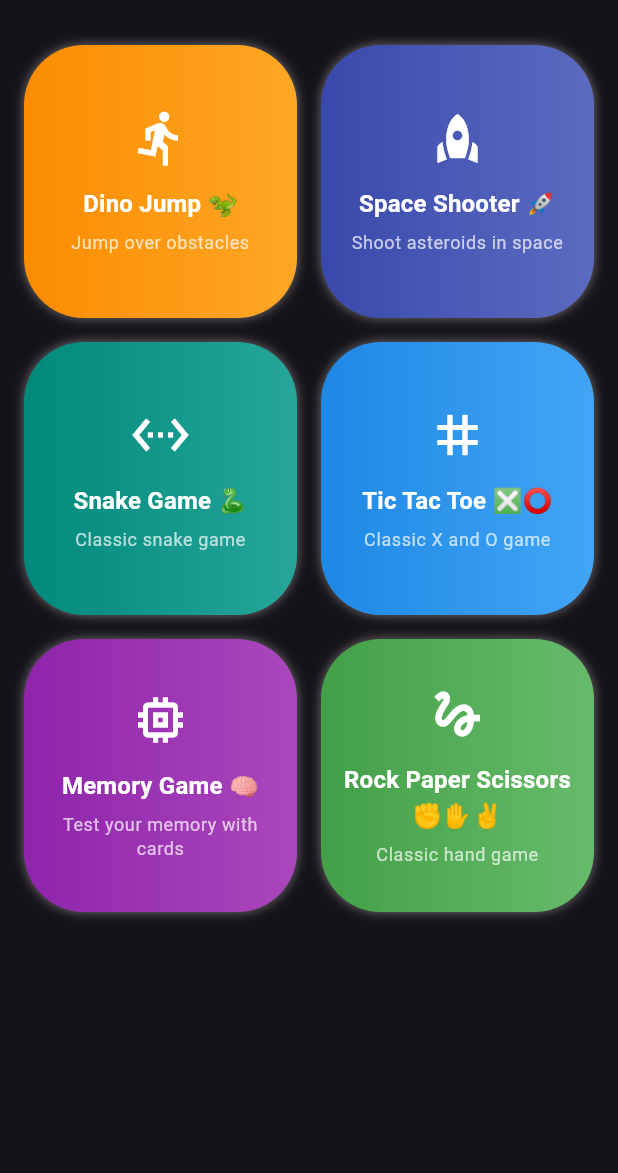
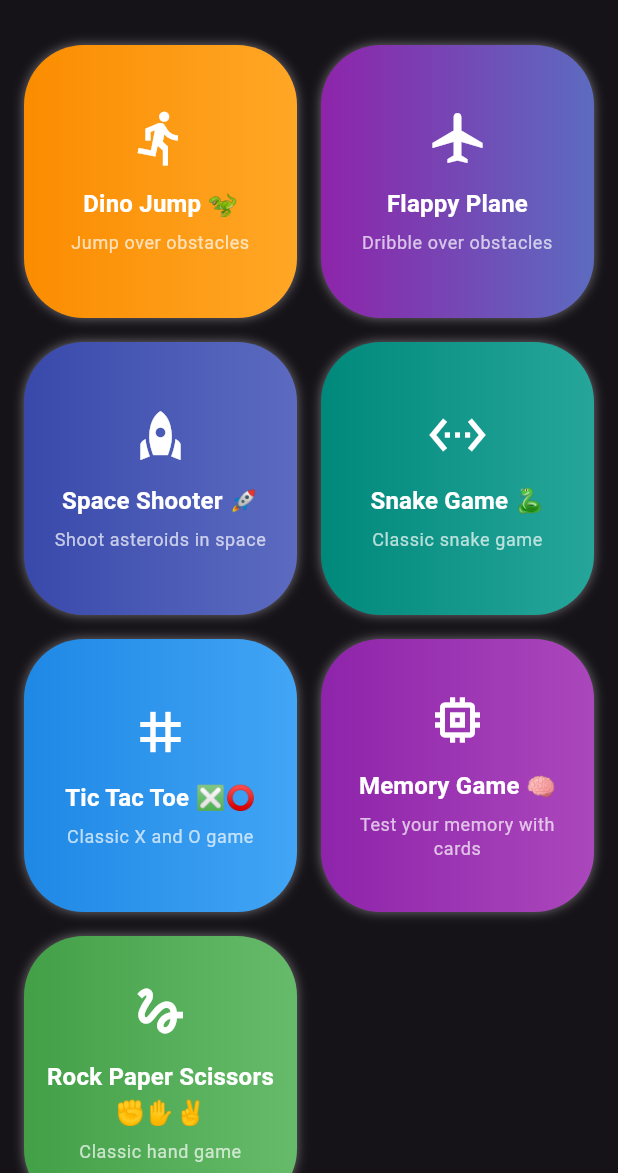
Before and after one commit to Anikshakya/Mini-Games, a Flutter app: the screen it shows after launch, on a phone screen of 412 x 824 dp, the part 63-1236 px from its top. Run offline on Flutter 3.47's test engine with Material 3 defaults, Android fonts, the phone set to English and light mode, and no system bars; our stand-ins replace confetti, get, get_storage, google_fonts, shared_preferences.

Commit message:
[Added Flapppy Planes]

```diff
--- a/lib/src/view/game_list.dart
+++ b/lib/src/view/game_list.dart
@@ -1,5 +1,6 @@
 import 'package:flutter/material.dart';
 import 'package:get/get.dart';
+import 'package:juju_games/src/view/games/flappy_plane.dart';
 import 'package:juju_games/src/view/games/dino_jump.dart';
 import 'package:juju_games/src/view/games/memory.dart';
 import 'package:juju_games/src/view/games/rock_paper_scissors.dart';
@@ -22,6 +23,13 @@ class GameList extends StatelessWidget {
       "icon": Icons.directions_run,
       "gradient_color": [Colors.orange[600]!, Colors.orange[400]!],
       "route": () => Get.to(() => const DinoGame()),
+    },
+    {
+      "name": "Flappy Plane",
+      "desc": "Dribble over obstacles",
+      "icon": Icons.airplanemode_active,
+      "gradient_color": [Colors.purple[600]!, Colors.indigo[400]!],
+      "route": () => Get.to(() => const FlappyBirdScreen()),
     },
     {
       "name": "Space Shooter 🚀",
```
